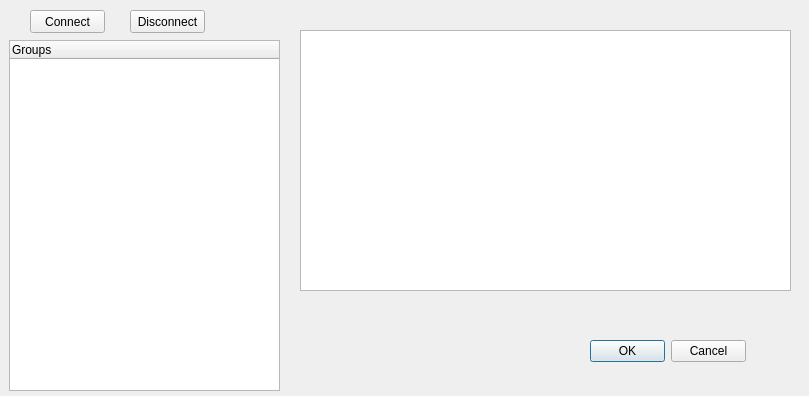
This is SolarServer/SolarServer/opcserverdlg.ui in jjfsq1985/StudyLab as Qt 5 draws it before an edit. The edited form follows.
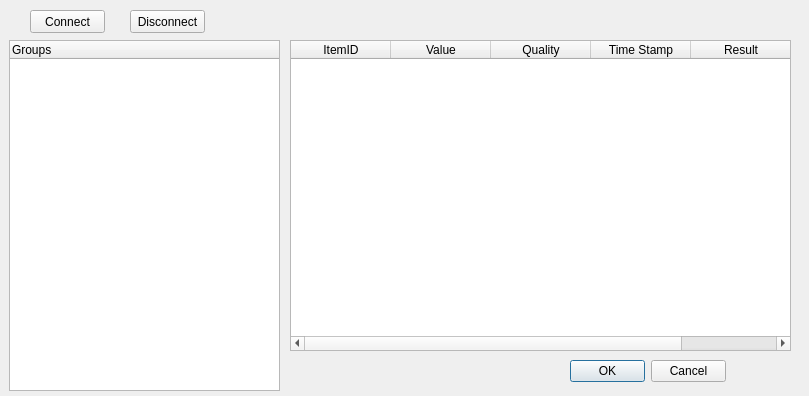
This is the edited form.

```diff
--- a/SolarServer/SolarServer/opcserverdlg.ui
+++ b/SolarServer/SolarServer/opcserverdlg.ui
@@ -28,21 +28,46 @@
     </property>
    </column>
   </widget>
-  <widget class="QListWidget" name="opcitemList">
+  <widget class="QTableWidget" name="opcitemList">
    <property name="geometry">
     <rect>
-     <x>300</x>
-     <y>30</y>
-     <width>491</width>
-     <height>261</height>
+     <x>290</x>
+     <y>40</y>
+     <width>501</width>
+     <height>311</height>
     </rect>
    </property>
+   <column>
+    <property name="text">
+     <string>ItemID</string>
+    </property>
+   </column>
+   <column>
+    <property name="text">
+     <string>Value</string>
+    </property>
+   </column>
+   <column>
+    <property name="text">
+     <string>Quality</string>
+    </property>
+   </column>
+   <column>
+    <property name="text">
+     <string>Time Stamp</string>
+    </property>
+   </column>
+   <column>
+    <property name="text">
+     <string>Result</string>
+    </property>
+   </column>
   </widget>
   <widget class="QDialogButtonBox" name="buttonBox">
    <property name="geometry">
     <rect>
-     <x>590</x>
-     <y>340</y>
+     <x>570</x>
+     <y>360</y>
      <width>156</width>
      <height>23</height>
     </rect>
```
